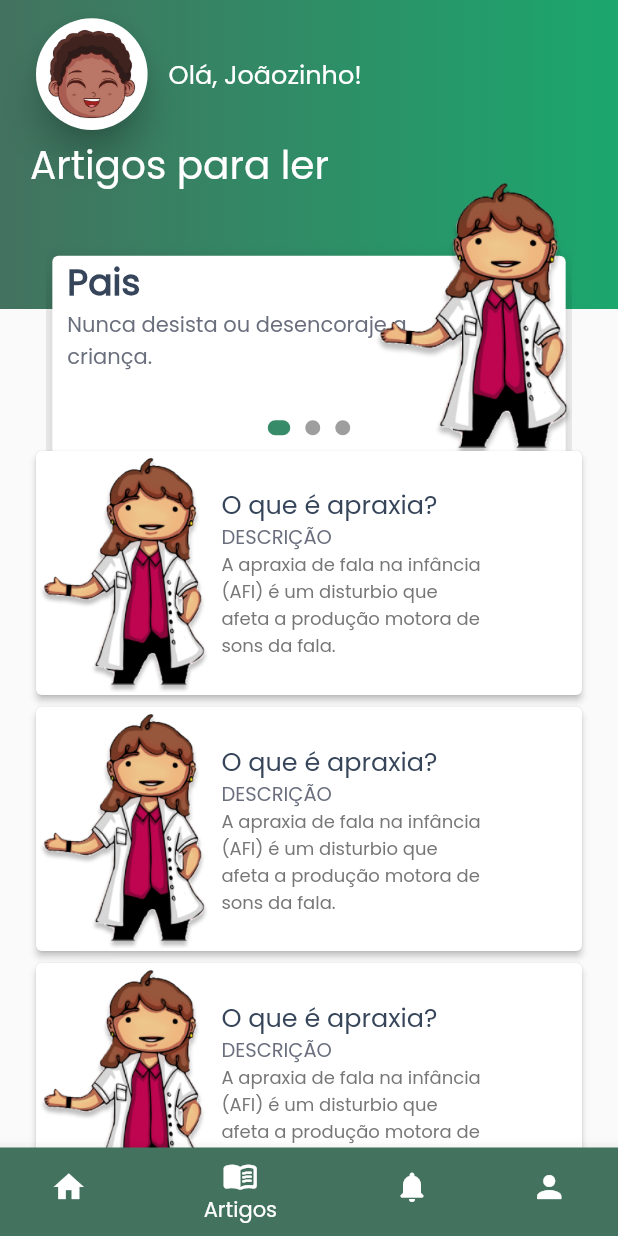
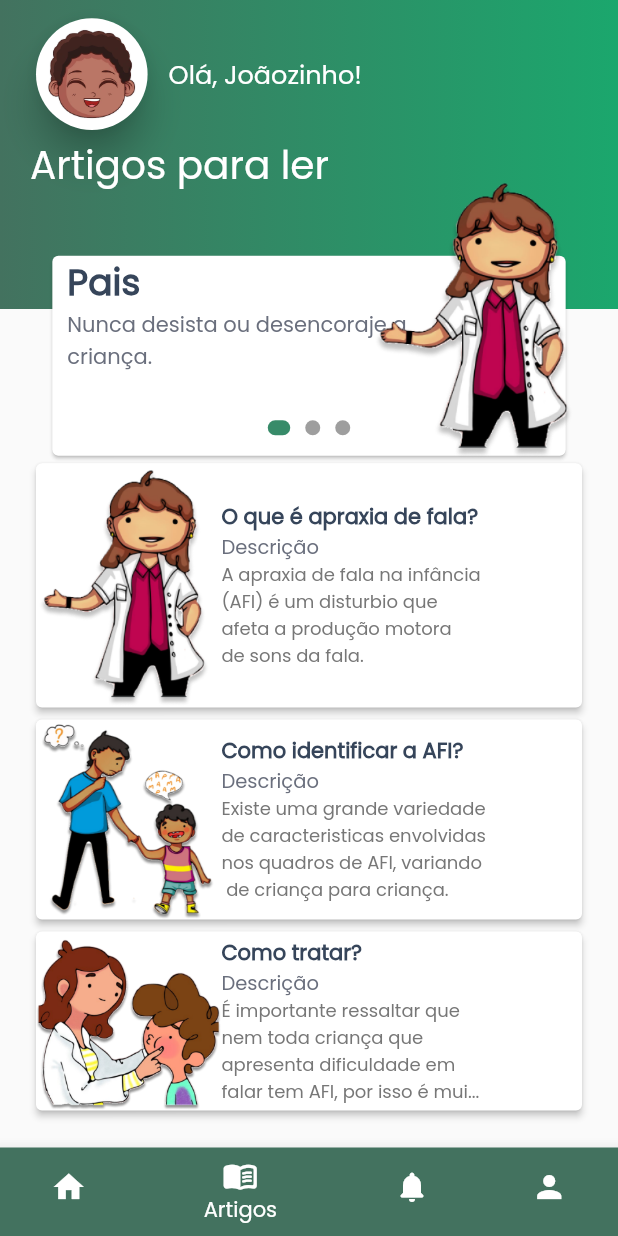
Before and after one commit to WemersonDamasceno/fono-play-tcc, a Flutter app: the NavigationHomePage screen opened by its route, item 2 of the bottom bar chosen, on a phone screen of 412 x 824 dp. Run offline on Flutter 3.47's test engine with Material 2 defaults, Android fonts, the phone set to English and light mode, and no system bars; our stand-ins replace flutter_mobx, mobx; generated files the repository leaves out were written again.

Commit message:
Finalizando a tela de artigos

```diff
--- a/lib/main.dart
+++ b/lib/main.dart
@@ -30,7 +30,7 @@ class MyApp extends StatelessWidget {
       supportedLocales: const [
         Locale("pt", "BR"),
       ],
-      home: const DadosDaCriancaPage(),
+      home: const NavigationHomePage(),
       initialRoute: '/',
       routes: {
         '/introducao_pages': (context) => const IntroducaoPage(),
--- a/lib/src/pages/paciente/home/1_inicio/widgets/banner/banner_carousel_widget.dart
+++ b/lib/src/pages/paciente/home/1_inicio/widgets/banner/banner_carousel_widget.dart
@@ -53,7 +53,6 @@ class PageSlide extends StatelessWidget {
         height: size.height * 0.18,
         child: Card(
           color: Colors.white,
-          elevation: 10,
           child: Padding(
             padding: const EdgeInsets.symmetric(horizontal: 10),
             child: Stack(
--- a/lib/src/pages/paciente/home/2_artigos/artigos_paciente_page.dart
+++ b/lib/src/pages/paciente/home/2_artigos/artigos_paciente_page.dart
@@ -1,7 +1,7 @@
 import 'package:flutter/material.dart';
 import 'package:fonoplay/src/pages/paciente/home/1_inicio/widgets/banner/banner_widget.dart';
 import 'package:fonoplay/src/pages/paciente/home/2_artigos/models/item_list_model.dart';
-import 'package:fonoplay/src/pages/paciente/home/3_notificacoes/notificacoes_paciente_page.dart';
+import 'package:fonoplay/src/pages/paciente/home/widgets/cards_artigos_jogos_widget.dart';
 import 'package:fonoplay/src/pages/widgets/cabecalho_widget.dart';
 import 'package:fonoplay/src/pages/widgets/container_gradiente_widget.dart';
 
@@ -14,31 +14,24 @@ class ArtigosPacientePage extends StatelessWidget {
       ItemListModel(
         titulo: "O que é apraxia de fala?",
         descricao:
-            "A apraxia de fala na infância (AFI) é um disturbio que afeta a produção motora de sons da fala.",
+            "A apraxia de fala na infância \n(AFI) é um disturbio que \nafeta a produção motora\nde sons da fala.",
         pathImage: "assets/images/fono_explica.png",
       ),
       ItemListModel(
-        titulo: "O que é apraxia de fala?",
+        titulo: "Como identificar a AFI?",
         descricao:
-            "A apraxia de fala na infância (AFI) é um disturbio que afeta a produção motora de sons da fala.",
-        pathImage: "assets/images/fono_explica.png",
+            "Existe uma grande variedade\nde caracteristicas envolvidas\nnos quadros de AFI, variando\n de criança para criança.",
+        pathImage: "assets/images/intro_2_pai_crianca.png",
       ),
       ItemListModel(
-        titulo: "O que é apraxia de fala?",
+        titulo: "Como tratar?",
         descricao:
-            "A apraxia de fala na infância (AFI) é um disturbio que afeta a produção motora de sons da fala.",
-        pathImage: "assets/images/fono_explica.png",
-      ),
-      ItemListModel(
-        titulo: "O que é apraxia de fala?",
-        descricao:
-            "A apraxia de fala na infância (AFI) é um disturbio que afeta a produção motora de sons da fala.",
-        pathImage: "assets/images/fono_explica.png",
+            "É importante ressaltar que\nnem toda criança que\napresenta dificuldade em\nfalar tem AFI, por isso é mui...",
+        pathImage: "assets/images/intro_1_fono_crianca.png",
       ),
     ];
     Size size = MediaQuery.of(context).size;
     return Stack(
-      clipBehavior: Clip.none,
       children: [
         const ContainerGradienteWidget(),
         SafeArea(
@@ -59,12 +52,26 @@ class ArtigosPacientePage extends StatelessWidget {
           child: const BannerWidget(),
         ),
         Positioned(
-          top: size.height * .36,
+          top: size.height * .37,
           right: 0,
           left: 0,
-          child: const Padding(
-            padding: EdgeInsets.symmetric(horizontal: 20),
-            child: NotificacoesPacientePage(),
+          child: Padding(
+            padding: const EdgeInsets.symmetric(horizontal: 20),
+            child: SizedBox(
+              height: size.height * 0.55,
+              child: ListView.builder(
+                shrinkWrap: false,
+                itemCount: items.length,
+                itemBuilder: (BuildContext context, int index) {
+                  ItemListModel item = items[index];
+                  return CardArtigosJogosWidget(
+                    titulo: item.titulo,
+                    descricao: item.descricao,
+                    pathImage: item.pathImage,
+                  );
+                },
+              ),
+            ),
           ),
         ),
       ],
--- a/lib/src/pages/paciente/home/3_notificacoes/notificacoes_paciente_page.dart
+++ b/lib/src/pages/paciente/home/3_notificacoes/notificacoes_paciente_page.dart
@@ -52,7 +52,7 @@ class NotificacoesPacientePage extends StatelessWidget {
         shrinkWrap: true,
         itemCount: items.length,
         itemBuilder: (BuildContext context, int index) {
-          return const CardArtigosJogosWidget();
+          return const Text("Notificacoes");
         },
       ),
     );
--- a/lib/src/pages/paciente/home/navigation/home_navigation.dart
+++ b/lib/src/pages/paciente/home/navigation/home_navigation.dart
@@ -36,14 +36,17 @@ class _NavigationHomePageState extends State<NavigationHomePage> {
           ),
           BottomNavigationBarItem(
             icon: Icon(Icons.menu_book_rounded),
+            backgroundColor: ConstantColor.startGradiente,
             label: "Artigos",
           ),
           BottomNavigationBarItem(
             icon: Icon(Icons.notifications_rounded),
+            backgroundColor: ConstantColor.startGradiente,
             label: "Notificações",
           ),
           BottomNavigationBarItem(
             icon: Icon(Icons.person),
+            backgroundColor: ConstantColor.startGradiente,
             label: "Perfil",
           ),
         ],
--- a/lib/src/pages/paciente/home/widgets/cards_artigos_jogos_widget.dart
+++ b/lib/src/pages/paciente/home/widgets/cards_artigos_jogos_widget.dart
@@ -2,7 +2,15 @@ import 'package:flutter/material.dart';
 import 'package:fonoplay/src/constants/constants_colors.dart';
 
 class CardArtigosJogosWidget extends StatelessWidget {
-  const CardArtigosJogosWidget({Key? key}) : super(key: key);
+  final String pathImage;
+  final String titulo;
+  final String descricao;
+  const CardArtigosJogosWidget({
+    Key? key,
+    required this.pathImage,
+    required this.titulo,
+    required this.descricao,
+  }) : super(key: key);
 
   @override
   Widget build(BuildContext context) {
@@ -16,27 +24,32 @@ class CardArtigosJogosWidget extends StatelessWidget {
           child: Row(
             children: [
               Image.asset(
-                "assets/images/fono_explica.png",
+                pathImage,
                 width: size.width * 0.3,
               ),
               Column(
                 crossAxisAlignment: CrossAxisAlignment.start,
-                children: const [
+                children: [
                   Text(
-                    "O que é apraxia?",
-                    style: TextStyle(
-                        color: ConstantColor.titlesColor, fontSize: 17),
+                    titulo,
+                    overflow: TextOverflow.ellipsis,
+                    style: const TextStyle(
+                      color: ConstantColor.titlesColor,
+                      fontSize: 14,
+                      fontWeight: FontWeight.w600,
+                    ),
                   ),
-                  Text(
-                    "DESCRIÇÃO",
+                  const Text(
+                    "Descrição",
                     style: TextStyle(
                       color: ConstantColor.descricaoColor,
                       fontSize: 13,
                     ),
                   ),
                   Text(
-                    "A apraxia de fala na infância \n(AFI) é um disturbio que \nafeta a produção motora de \nsons da fala.",
-                    style: TextStyle(
+                    descricao,
+                    overflow: TextOverflow.ellipsis,
+                    style: const TextStyle(
                       color: ConstantColor.cinzaTextColor,
                       fontSize: 12,
                     ),
```
